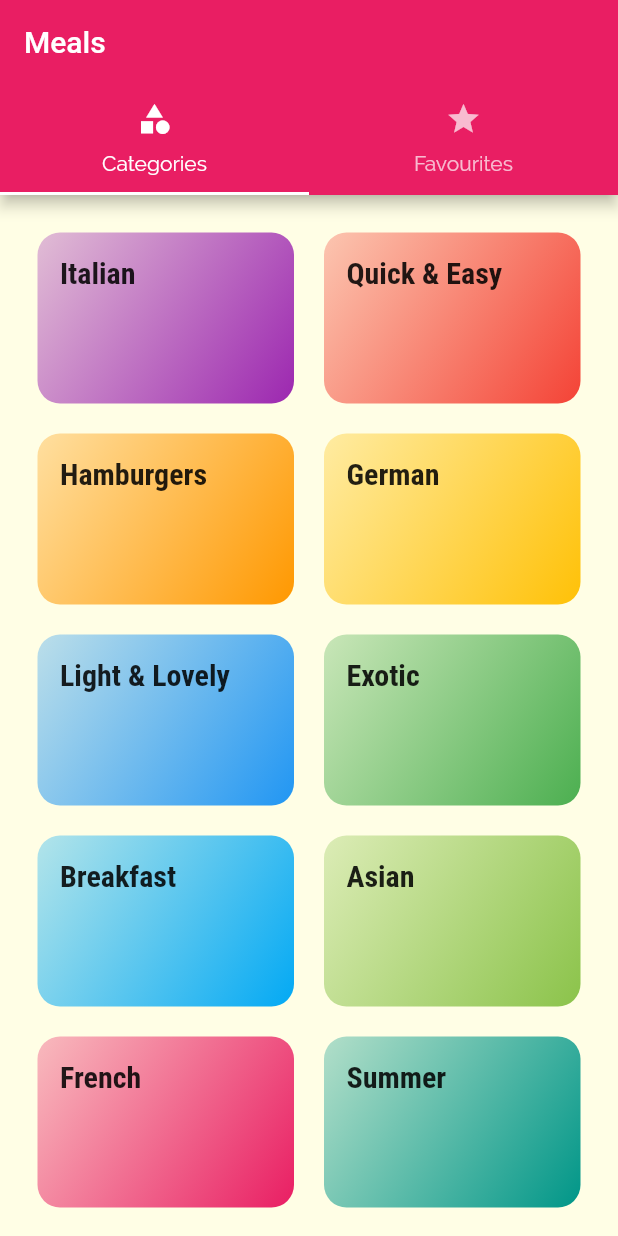
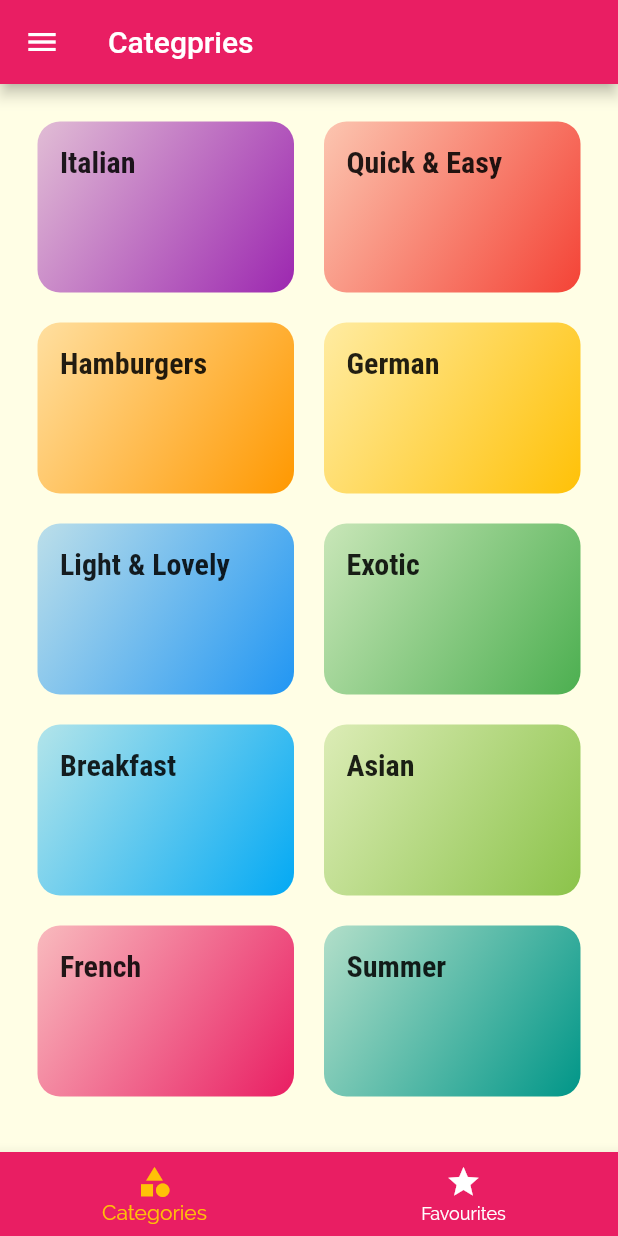
Before and after one commit to shehharyar/Flutter, a Flutter app: the screen it shows after launch, on a phone screen of 412 x 824 dp. Run offline on Flutter 3.47's test engine with Material 2 defaults, Android fonts, the phone set to English and light mode, and no system bars; missing offline and left inert: dart:ffi.

Commit message:
Added Drawer and Two more screens

```diff
--- a/projects/_meals_app/lib/Screens/category_meals_screen.dart
+++ b/projects/_meals_app/lib/Screens/category_meals_screen.dart
@@ -5,10 +5,6 @@
 class CategoryMealsScreen extends StatelessWidget {
   static const routeName = '/category-meals';
   const CategoryMealsScreen({super.key});
-
-  // final String categoryId;
-  // final String categoryTitle;
-  // const CategoryMealsScreen(this.categoryId, this.categoryTitle, {super.key});
 
   @override
   Widget build(BuildContext context) {
--- a/projects/_meals_app/lib/Screens/tabs_screen.dart
+++ b/projects/_meals_app/lib/Screens/tabs_screen.dart
@@ -1,3 +1,5 @@
+// ignore_for_file: no_leading_underscores_for_local_identifiers
+import './main_drawer.dart';
 import './favourites_screen.dart';
 import 'package:flutter/material.dart';
 import './category_Screen.dart';
@@ -10,27 +12,72 @@
 }
 
 class _TabsScreenState extends State<TabsScreen> {
+  final List<Map<String, Object>> _pages = [
+    {
+      "page": const Categories_Screen(),
+      "title": "Categpries",
+    },
+    {
+      'page': const FavouriteScreen(),
+      'title': 'Your Favourites',
+    }
+  ];
+
+  int _selectedPageIndex = 0;
+  void _selectPage(int index) {
+    setState(() {
+      _selectedPageIndex = index;
+    });
+  }
+
   @override
   Widget build(BuildContext context) {
-    return DefaultTabController(
-        length: 2,
-        child: Scaffold(
-          appBar: AppBar(
-              title: const Text("Meals"),
-              bottom: const TabBar(
-                tabs: [
-                  Tab(
-                    icon: Icon(Icons.category),
-                    text: "Categories",
-                  ),
-                  Tab(
-                    icon: Icon(Icons.star),
-                    text: "Favourites",
-                  )
-                ],
-              )),
-          body: const TabBarView(
-              children: [Categories_Screen(), FavouriteScreen()]),
-        ));
+    print(_pages);
+    return Scaffold(
+      appBar: AppBar(
+        title: Text(_pages[_selectedPageIndex]['title'] as String),
+      ),
+      drawer: MainDrawer(),
+      body: _pages[_selectedPageIndex]['page'] as Widget,
+      // ignore: prefer_const_literals_to_create_immutables
+      bottomNavigationBar: BottomNavigationBar(
+          backgroundColor: Theme.of(context).primaryColor,
+          unselectedItemColor: Colors.white,
+          selectedItemColor: Theme.of(context).secondaryHeaderColor,
+          currentIndex: _selectedPageIndex,
+          // type: BottomNavigationBarType.shifting,
+          onTap: _selectPage,
+          // ignore: prefer_const_literals_to_create_immutables
+          items: [
+            BottomNavigationBarItem(
+                backgroundColor: Theme.of(context).primaryColor,
+                icon: Icon(Icons.category),
+                label: "Categories"),
+            BottomNavigationBarItem(
+                backgroundColor: Theme.of(context).primaryColor,
+                icon: Icon(Icons.star),
+                label: "Favourites"),
+          ]),
+    );
   }
 }
+//  return DefaultTabController(
+//         length: 2,
+//         child: Scaffold(
+//           appBar: AppBar(
+//               title: const Text("Meals"),
+//               bottom: const TabBar(
+//                 tabs: [
+//                   Tab(
+//                     icon: Icon(Icons.category),
+//                     text: "Categories",
+//                   ),
+//                   Tab(
+//                     icon: Icon(Icons.star),
+//                     text: "Favourites",
+//                   )
+//                 ],
+//               )),
+//           body: const TabBarView(
+//               children: [Categories_Screen(), FavouriteScreen()]),
+//         ));
--- a/projects/_meals_app/lib/main.dart
+++ b/projects/_meals_app/lib/main.dart
@@ -3,8 +3,8 @@
 import './Screens/meal-detail-screen.dart';
 import 'package:flutter/material.dart';
 import './Screens/category_meals_screen.dart';
-import './Screens/category_Screen.dart';
 import './Screens/tabs_screen.dart';
+import './Screens/filters_screen.dart';
 
 void main() {
   runApp(const MyApp());
@@ -34,7 +34,8 @@
       routes: {
         '/': (ctx) => TabsScreen(),
         CategoryMealsScreen.routeName: (ctx) => CategoryMealsScreen(),
-        MealDetailScreen.routeName: (context) => MealDetailScreen()
+        MealDetailScreen.routeName: (ctx) => MealDetailScreen(),
+        FiltersScreen.routeName: (ctx) => FiltersScreen()
       },
     );
   }
```
Also changed, not shown: projects/_meals_app/lib/Screens/filters_screen.dart (added, +13 -0 lines), projects/_meals_app/lib/Screens/main_drawer.dart (added, +55 -0 lines).
